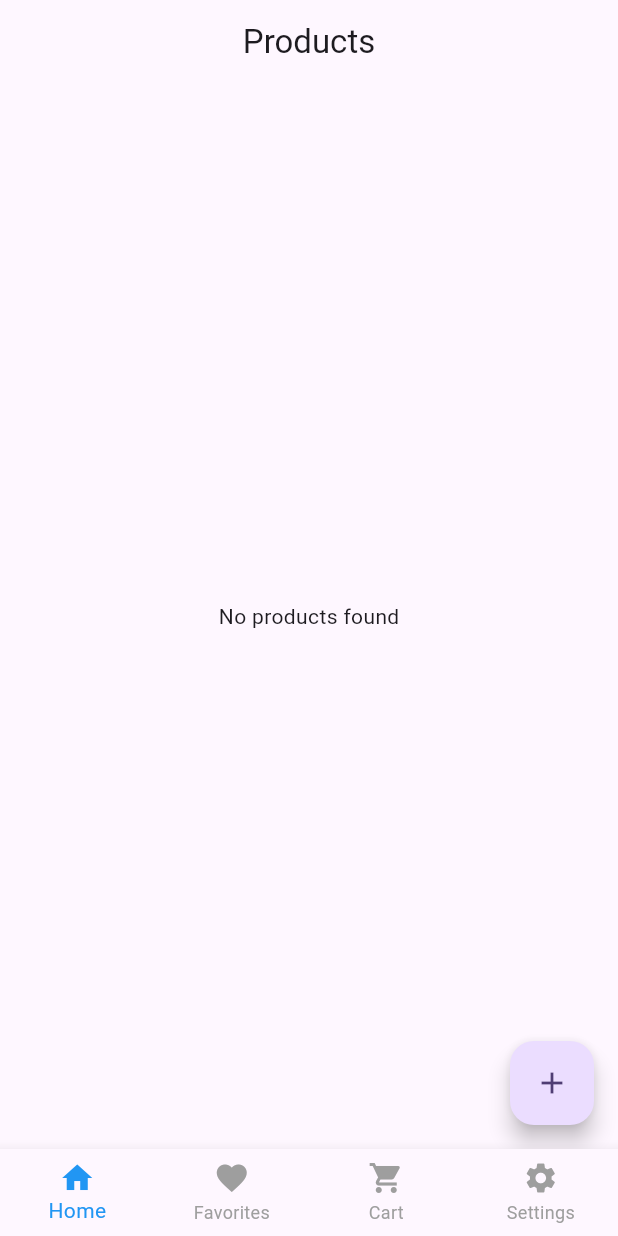
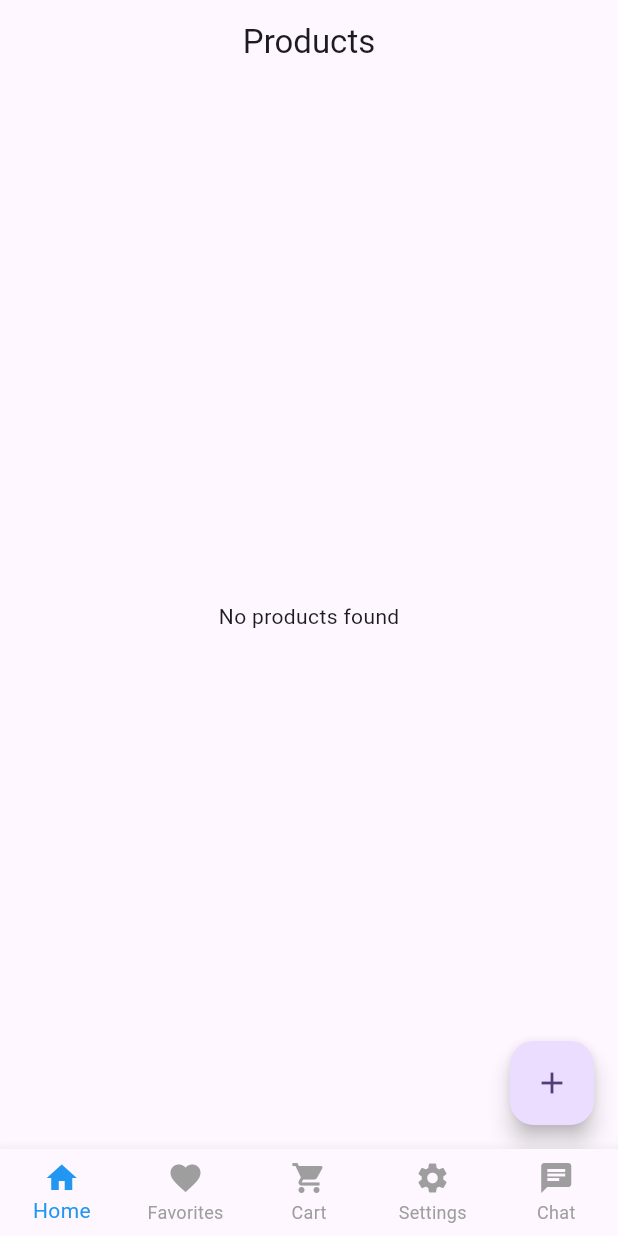
Before and after one commit to ba138/aws_flutter_app, a Flutter app: the DashboardScreen screen opened directly, on a phone screen of 412 x 824 dp. Run offline on Flutter 3.47's test engine with Material 3 defaults, Android fonts, the phone set to English and light mode, and no system bars; our stand-ins replace get, image_picker; missing offline and left inert: amplify_api, amplify_auth_cognito, amplify_flutter, amplify_storage_s3; accounts and stored records are empty.

Commit message:
feat: add ChatScreen and integrate it into DashboardScreen with navigation

```diff
--- a/lib/Screens/dashboard/dashboard_screen.dart
+++ b/lib/Screens/dashboard/dashboard_screen.dart
@@ -1,3 +1,4 @@
+import 'package:aws_flutter_app/Screens/dashboard/chat_screen.dart';
 import 'package:aws_flutter_app/Screens/home_screen.dart';
 import 'package:flutter/material.dart';
 
@@ -21,6 +22,7 @@ class _DashboardScreenState extends State<DashboardScreen> {
     FavoriteScreen(),
     CartScreen(),
     ProfileScreen(),
+    ChatScreen(),
   ];
 
   @override
@@ -51,6 +53,7 @@ class _DashboardScreenState extends State<DashboardScreen> {
             icon: Icon(Icons.settings),
             label: 'Settings',
           ),
+          BottomNavigationBarItem(icon: Icon(Icons.chat), label: 'Chat'),
         ],
       ),
     );
```
Also changed, not shown: lib/Screens/dashboard/chat_screen.dart (added, +10 -0 lines), lib/controllers/chat_controller.dart (added).
